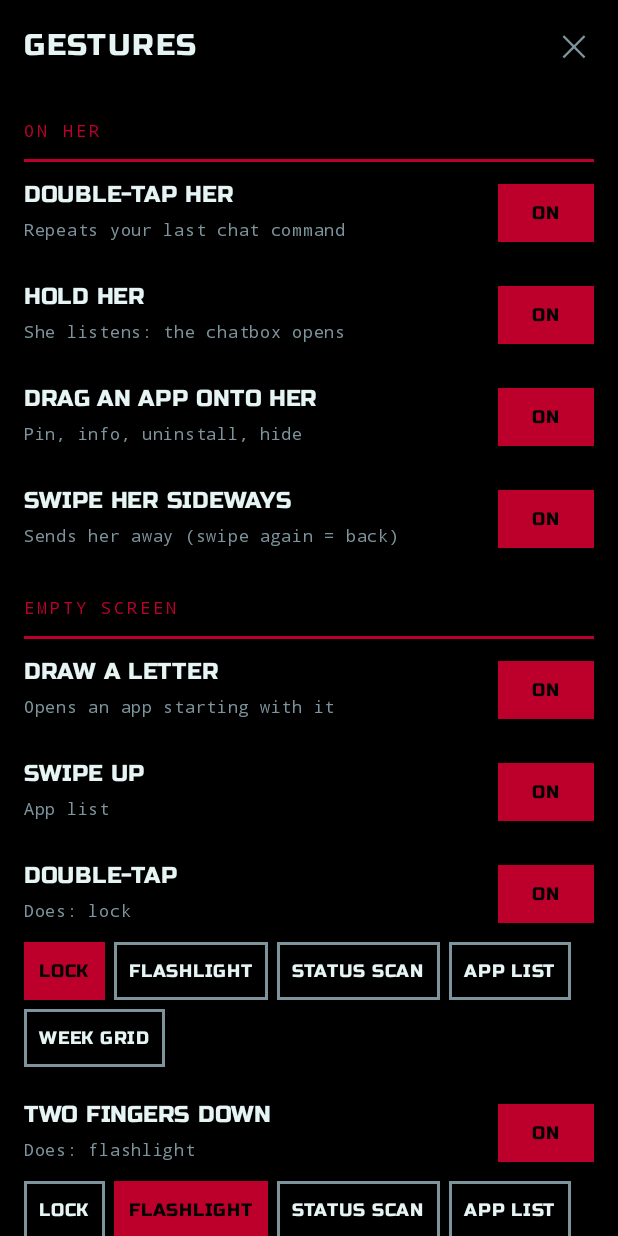
After one commit to kurtking514-byte/project-capricorn, an Android app built with Jetpack Compose: the composable GestureScreen shown on its own in the app's theme, on a phone screen of 412 x 824 dp. The commit adds this screen. Run offline under Robolectric (Android 15) with nearby library versions, the phone set to English and light mode, and no system bars.

Commit message:
Gesture settings screen with on/off and remapping (3.12)

```diff
--- a/app/src/main/java/io/github/kurtking514_byte/capricorn/overlay/CapriOverlayService.kt
+++ b/app/src/main/java/io/github/kurtking514_byte/capricorn/overlay/CapriOverlayService.kt
@@ -64,6 +64,7 @@ class CapriOverlayService : AccessibilityService() {
 
     override fun onServiceConnected() {
         instance = this
+        io.github.kurtking514_byte.capricorn.data.Gestures.init(this)
         wm = getSystemService(WindowManager::class.java)
         addMini()
         registerReceiver(screenReceiver, android.content.IntentFilter().apply {
--- a/app/src/main/java/io/github/kurtking514_byte/capricorn/ui/AppGrab.kt
+++ b/app/src/main/java/io/github/kurtking514_byte/capricorn/ui/AppGrab.kt
@@ -1,4 +1,7 @@
 package io.github.kurtking514_byte.capricorn.ui
+
+import io.github.kurtking514_byte.capricorn.data.Gesture
+import io.github.kurtking514_byte.capricorn.data.Gestures
 
 import androidx.compose.foundation.Canvas
 import androidx.compose.foundation.Image
@@ -128,6 +131,7 @@ enum class GrabAction { PIN, INFO, UNINSTALL, HIDE, CANCEL }
 fun Modifier.appGesture(
     app: AppEntry, draggable: Boolean, onTap: () -> Unit, onMenu: () -> Unit,
 ): Modifier = composed {
+    @Suppress("NAME_SHADOWING") val draggable = draggable && Gestures.on(Gesture.HER_DRAG)   // 3.12
     val haptics = LocalHapticFeedback.current
     var origin by remember { mutableStateOf(Offset.Zero) }
     this
--- /dev/null
+++ b/app/src/main/java/io/github/kurtking514_byte/capricorn/ui/GestureScreen.kt
@@ -0,0 +1,105 @@
+package io.github.kurtking514_byte.capricorn.ui
+
+import androidx.compose.foundation.layout.ExperimentalLayoutApi
+import androidx.compose.foundation.background
+import androidx.compose.foundation.border
+import androidx.compose.foundation.clickable
+import androidx.compose.foundation.gestures.awaitEachGesture
+import androidx.compose.foundation.gestures.awaitFirstDown
+import androidx.compose.foundation.layout.Arrangement
+import androidx.compose.foundation.layout.Box
+import androidx.compose.foundation.layout.Column
+import androidx.compose.foundation.layout.FlowRow
+import androidx.compose.foundation.layout.Row
+import androidx.compose.foundation.layout.Spacer
+import androidx.compose.foundation.layout.fillMaxSize
+import androidx.compose.foundation.layout.fillMaxWidth
+import androidx.compose.foundation.layout.height
+import androidx.compose.foundation.layout.navigationBarsPadding
+import androidx.compose.foundation.layout.padding
+import androidx.compose.foundation.layout.statusBarsPadding
+import androidx.compose.foundation.layout.width
+import androidx.compose.foundation.rememberScrollState
+import androidx.compose.foundation.verticalScroll
+import androidx.compose.material3.Text
+import androidx.compose.runtime.Composable
+import androidx.compose.ui.Alignment
+import androidx.compose.ui.Modifier
+import androidx.compose.ui.graphics.Color
+import androidx.compose.ui.input.pointer.pointerInput
+import androidx.compose.ui.text.font.FontFamily
+import androidx.compose.ui.unit.dp
+import androidx.compose.ui.unit.sp
+import io.github.kurtking514_byte.capricorn.data.Gesture
+import io.github.kurtking514_byte.capricorn.data.GestureJob
+import io.github.kurtking514_byte.capricorn.data.Gestures
+import io.github.kurtking514_byte.capricorn.ui.theme.CapriColors
+
+/**
+ * 3.12: gesture settings, opened by chat "gestures". One switch per gesture; the three
+ * empty-screen trigger gestures also get a row of jobs to pick from. Changes apply at once.
+ */
+@OptIn(ExperimentalLayoutApi::class)
+@Composable
+fun GestureScreen(onClose: () -> Unit) {
+    Column(
+        Modifier.fillMaxSize().background(Color.Black)
+            .pointerInput(Unit) { awaitEachGesture { awaitFirstDown(requireUnconsumed = false) } } // nothing falls through to home
+            .statusBarsPadding().navigationBarsPadding(),
+    ) {
+        Row(Modifier.fillMaxWidth().padding(start = 16.dp, end = 8.dp, top = 10.dp, bottom = 4.dp), verticalAlignment = Alignment.CenterVertically) {
+            Text("GESTURES", fontFamily = FAN_FONT, fontSize = 20.sp, color = CapriColors.Text, letterSpacing = 1.sp)
+            Spacer(Modifier.weight(1f))
+            Text(
+                "✕", fontSize = 20.sp, color = CapriColors.Dim,
+                modifier = Modifier.clickable(onClick = onClose).padding(horizontal = 12.dp, vertical = 6.dp),
+            )
+        }
+        Column(Modifier.weight(1f).verticalScroll(rememberScrollState()).padding(horizontal = 16.dp, vertical = 8.dp)) {
+            Gesture.entries.groupBy { it.group }.forEach { (group, list) ->
+                Text(
+                    group, Modifier.padding(top = 14.dp, bottom = 6.dp),
+                    fontFamily = FontFamily.Monospace, fontSize = 11.sp, letterSpacing = 2.sp, color = GLITCH_CRIMSON,
+                )
+                Box(Modifier.fillMaxWidth().height(2.dp).background(GLITCH_CRIMSON))
+                for (g in list) GestureRow(g)
+            }
+            Spacer(Modifier.height(24.dp))
+        }
+    }
+}
+
+@OptIn(ExperimentalLayoutApi::class)
+@Composable
+private fun GestureRow(g: Gesture) {
+    val on = Gestures.on(g)
+    val job = Gestures.job(g)
+    Column(Modifier.fillMaxWidth().padding(vertical = 10.dp)) {
+        Row(verticalAlignment = Alignment.CenterVertically) {
+            Column(Modifier.weight(1f)) {
+                Text(g.title.uppercase(), fontFamily = FAN_FONT, fontSize = 15.sp, color = if (on) CapriColors.Text else CapriColors.Dim)
+                val what = if (job != null) "Does: ${job.label.lowercase()}" else g.what
+                Text(what, fontFamily = FontFamily.Monospace, fontSize = 11.sp, color = CapriColors.Dim)
+            }
+            Spacer(Modifier.width(12.dp))
+            Chip(if (on) "ON" else "OFF", on, Modifier.width(64.dp)) { Gestures.setOn(g, !on) }
+        }
+        if (job != null && on) {
+            FlowRow(Modifier.padding(top = 8.dp), horizontalArrangement = Arrangement.spacedBy(6.dp), verticalArrangement = Arrangement.spacedBy(6.dp)) {
+                for (j in GestureJob.entries) Chip(j.label, j == job) { Gestures.setJob(g, j) }
+            }
+        }
+    }
+}
+
+/** Flat crimson-edged button; filled crimson when [selected]. */
+@Composable
+private fun Chip(label: String, selected: Boolean, modifier: Modifier = Modifier, onClick: () -> Unit) {
+    Box(
+        modifier.background(if (selected) GLITCH_CRIMSON else Color.Black).border(1.5.dp, if (selected) GLITCH_CRIMSON else CapriColors.Dim)
+            .clickable(onClick = onClick).padding(horizontal = 10.dp, vertical = 7.dp),
+        contentAlignment = Alignment.Center,
+    ) {
+        Text(label, fontFamily = FAN_FONT, fontSize = 12.sp, color = if (selected) Color.Black else CapriColors.Text)
+    }
+}
```
Also changed, not shown: app/src/main/java/io/github/kurtking514_byte/capricorn/MainActivity.kt (+33 -10 lines), app/src/main/java/io/github/kurtking514_byte/capricorn/capri/CapriBrain.kt (+11 -3 lines), app/src/main/java/io/github/kurtking514_byte/capricorn/capri/FaceDown.kt (+6 -1 lines), app/src/main/java/io/github/kurtking514_byte/capricorn/data/Gestures.kt (added, +64 -0 lines), app/src/main/java/io/github/kurtking514_byte/capricorn/ui/CapriSprite.kt (+5 -2 lines), app/src/main/java/io/github/kurtking514_byte/capricorn/ui/LetterDraw.kt (+6 -3 lines), 1 other file.
